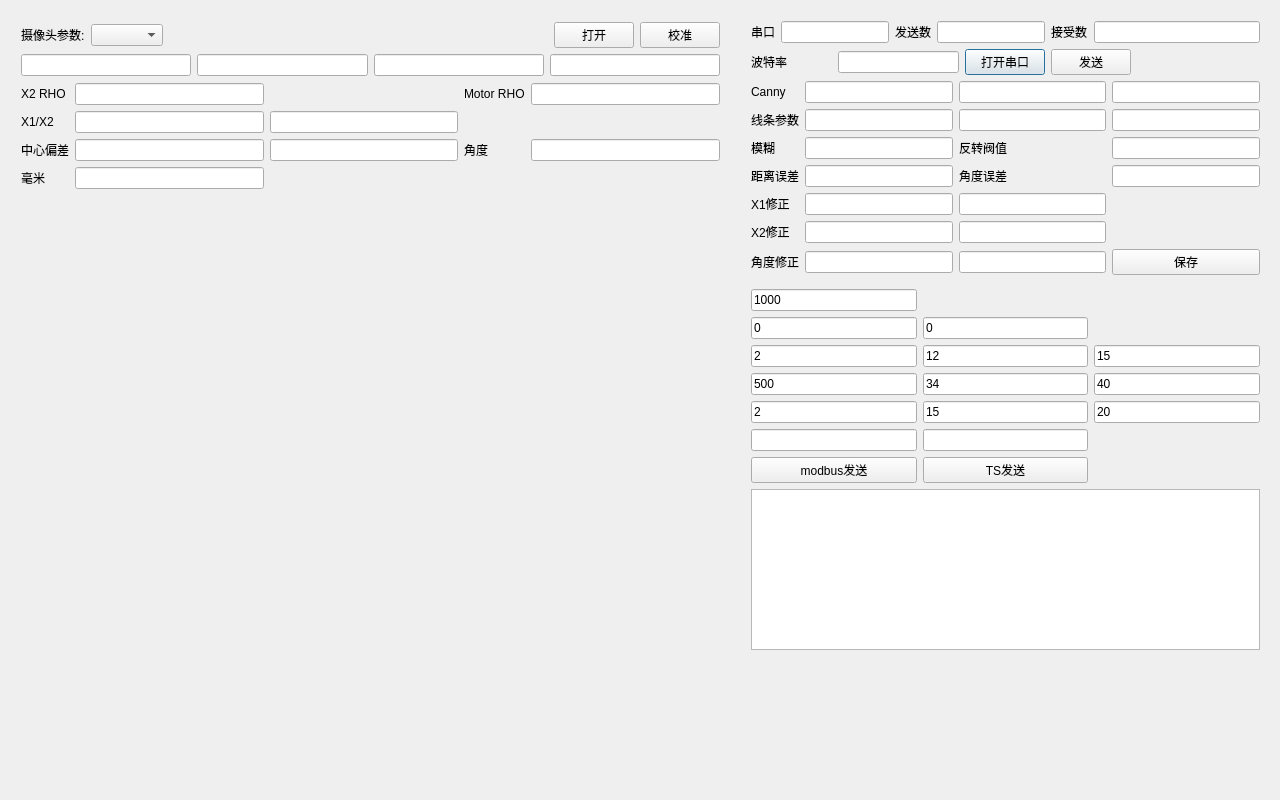
Old version of the form maindialog.ui in the repository zouzichun/videoWirain.
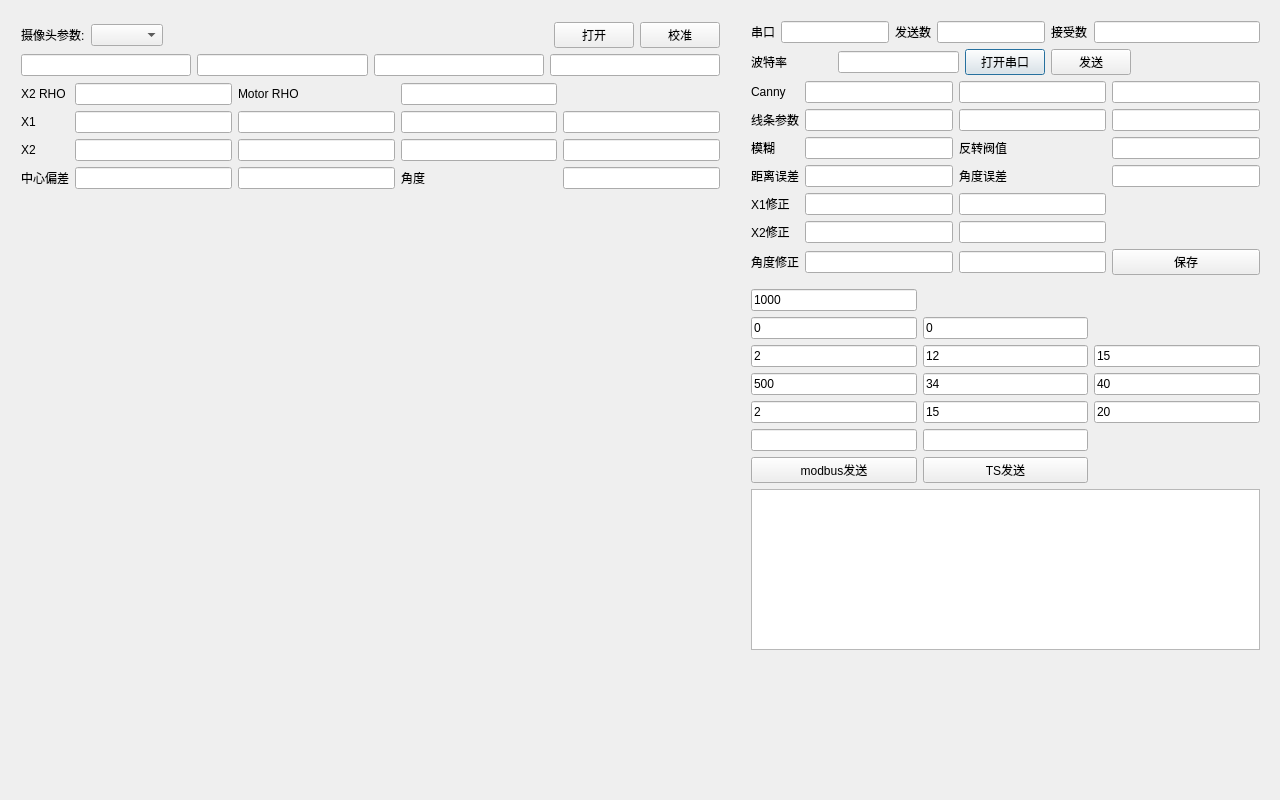
New version of the form.

Commit message: dev: enable x1 x2 and y1 delta in UI

Patch:
```diff
--- a/maindialog.ui
+++ b/maindialog.ui
@@ -431,43 +431,37 @@
     </item>
     <item>
      <layout class="QGridLayout" name="gridLayout_4">
-      <item row="3" column="2">
+      <item row="4" column="2">
        <widget class="QLineEdit" name="p_y"/>
       </item>
-      <item row="4" column="1">
-       <widget class="QLineEdit" name="delta_mm"/>
-      </item>
-      <item row="3" column="0">
+      <item row="4" column="0">
        <widget class="QLabel" name="label_3">
         <property name="text">
          <string>中心偏差</string>
         </property>
        </widget>
       </item>
+      <item row="1" column="0">
+       <widget class="QLabel" name="label_8">
+        <property name="text">
+         <string>X2 RHO</string>
+        </property>
+       </widget>
+      </item>
       <item row="2" column="5">
        <layout class="QHBoxLayout" name="horizontalLayout"/>
       </item>
-      <item row="3" column="1">
+      <item row="4" column="1">
        <widget class="QLineEdit" name="p_x">
         <property name="text">
          <string/>
         </property>
        </widget>
       </item>
-      <item row="3" column="4">
+      <item row="4" column="4">
        <widget class="QLineEdit" name="d_ang"/>
       </item>
-      <item row="2" column="2">
-       <widget class="QLineEdit" name="x2"/>
-      </item>
-      <item row="4" column="0">
-       <widget class="QLabel" name="label_5">
-        <property name="text">
-         <string>毫米</string>
-        </property>
-       </widget>
-      </item>
-      <item row="3" column="3">
+      <item row="4" column="3">
        <widget class="QLabel" name="label_6">
         <property name="text">
          <string>角度</string>
@@ -477,33 +471,54 @@
       <item row="2" column="0">
        <widget class="QLabel" name="label">
         <property name="text">
-         <string>X1/X2</string>
+         <string>X1</string>
         </property>
        </widget>
       </item>
       <item row="2" column="1">
-       <widget class="QLineEdit" name="x1"/>
+       <widget class="QLineEdit" name="x1_start"/>
       </item>
-      <item row="1" column="0">
-       <widget class="QLabel" name="label_8">
+      <item row="3" column="0">
+       <widget class="QLabel" name="label_2">
         <property name="text">
-         <string>X2 RHO</string>
+         <string>X2</string>
         </property>
        </widget>
       </item>
+      <item row="3" column="1">
+       <widget class="QLineEdit" name="x2_start"/>
+      </item>
       <item row="1" column="1">
        <widget class="QLineEdit" name="x2_rho"/>
       </item>
-      <item row="1" column="4">
-       <widget class="QLineEdit" name="moto_rho"/>
-      </item>
-      <item row="1" column="3">
+      <item row="1" column="2">
        <widget class="QLabel" name="label_12">
         <property name="text">
          <string>Motor RHO</string>
         </property>
        </widget>
       </item>
+      <item row="1" column="3">
+       <widget class="QLineEdit" name="motor_rho"/>
+      </item>
+      <item row="2" column="2">
+       <widget class="QLineEdit" name="x1_fetch"/>
+      </item>
+      <item row="3" column="2">
+       <widget class="QLineEdit" name="x2_fetch"/>
+      </item>
+      <item row="2" column="4">
+       <widget class="QLineEdit" name="x1_delta"/>
+      </item>
+      <item row="3" column="4">
+       <widget class="QLineEdit" name="x2_delta"/>
+      </item>
+      <item row="2" column="3">
+       <widget class="QLineEdit" name="x1_target"/>
+      </item>
+      <item row="3" column="3">
+       <widget class="QLineEdit" name="x2_target"/>
+      </item>
      </layout>
     </item>
    </layout>
@@ -512,7 +527,7 @@
    <property name="geometry">
     <rect>
      <x>10</x>
-     <y>190</y>
+     <y>250</y>
      <width>721</width>
      <height>371</height>
     </rect>
```
The commit also changes 5 other files.
